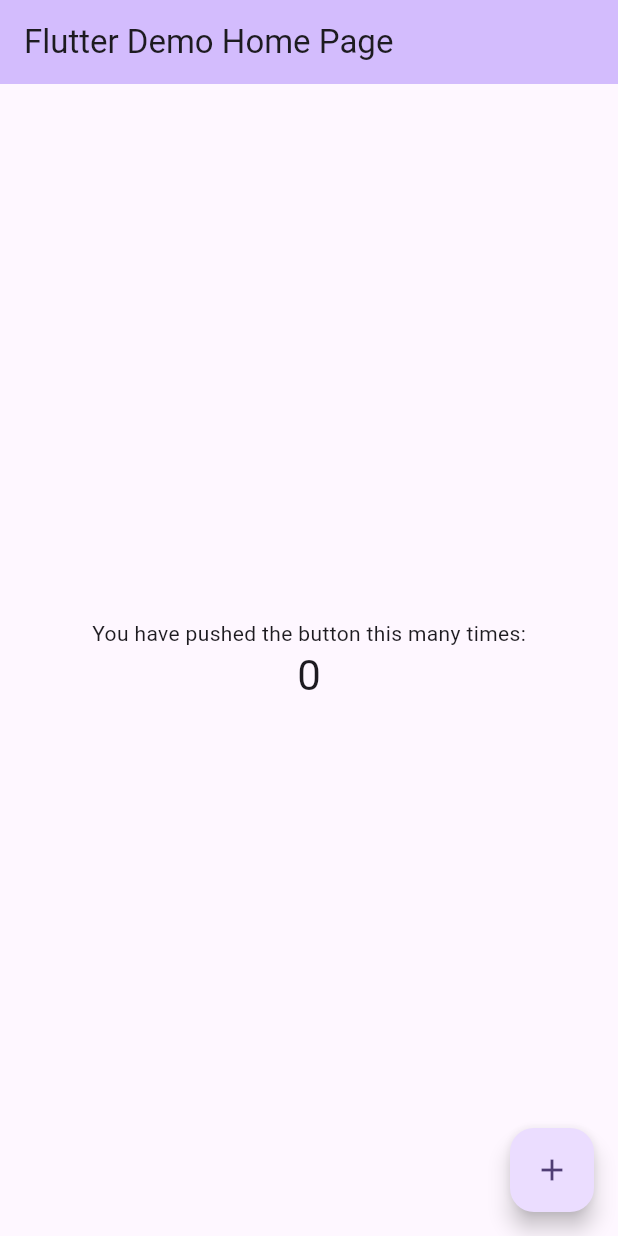
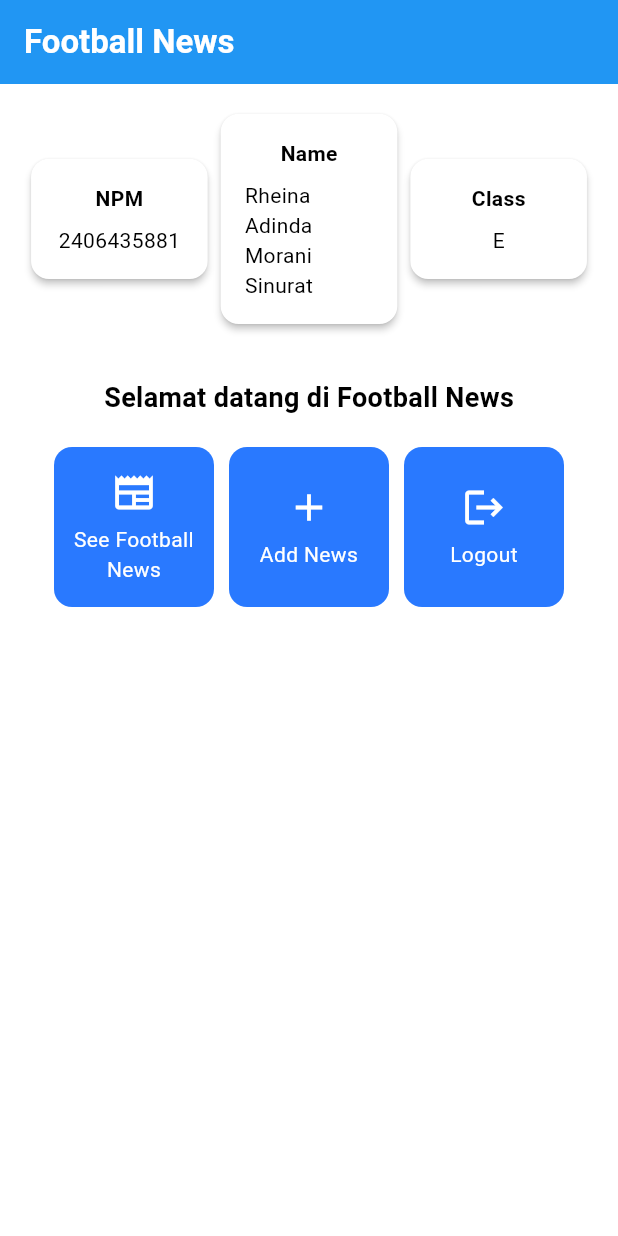
Before and after one commit to rheinaadinda/football-news-mobile, a Flutter app: the screen it shows after launch, on a phone screen of 412 x 824 dp. Run offline on Flutter 3.47's test engine with Material 3 defaults, Android fonts, the phone set to English and light mode, and no system bars.

Commit message:
Tutorial 6 done

```diff
--- a/lib/main.dart
+++ b/lib/main.dart
@@ -1,4 +1,5 @@
 import 'package:flutter/material.dart';
+import 'package:football_news/menu.dart';
 
 void main() {
   runApp(const MyApp());
@@ -28,95 +29,10 @@ class MyApp extends StatelessWidget {
         //
         // This works for code too, not just values: Most code changes can be
         // tested with just a hot reload.
-        colorScheme: ColorScheme.fromSeed(seedColor: Colors.deepPurple),
+         colorScheme: ColorScheme.fromSwatch(primarySwatch: Colors.blue)
+        .copyWith(secondary: Colors.blueAccent[400]),
       ),
-      home: const MyHomePage(title: 'Flutter Demo Home Page'),
+      home:  MyHomePage(),
     );
   }
 }
-
-class MyHomePage extends StatefulWidget {
-  const MyHomePage({super.key, required this.title});
-
-  // This widget is the home page of your application. It is stateful, meaning
-  // that it has a State object (defined below) that contains fields that affect
-  // how it looks.
-
-  // This class is the configuration for the state. It holds the values (in this
-  // case the title) provided by the parent (in this case the App widget) and
-  // used by the build method of the State. Fields in a Widget subclass are
-  // always marked "final".
-
-  final String title;
-
-  @override
-  State<MyHomePage> createState() => _MyHomePageState();
-}
-
-class _MyHomePageState extends State<MyHomePage> {
-  int _counter = 0;
-
-  void _incrementCounter() {
-    setState(() {
-      // This call to setState tells the Flutter framework that something has
-      // changed in this State, which causes it to rerun the build method below
-      // so that the display can reflect the updated values. If we changed
-      // _counter without calling setState(), then the build method would not be
-      // called again, and so nothing would appear to happen.
-      _counter++;
-    });
-  }
-
-  @override
-  Widget build(BuildContext context) {
-    // This method is rerun every time setState is called, for instance as done
-    // by the _incrementCounter method above.
-    //
-    // The Flutter framework has been optimized to make rerunning build methods
-    // fast, so that you can just rebuild anything that needs updating rather
-    // than having to individually change instances of widgets.
-    return Scaffold(
-      appBar: AppBar(
-        // TRY THIS: Try changing the color here to a specific color (to
-        // Colors.amber, perhaps?) and trigger a hot reload to see the AppBar
-        // change color while the other colors stay the same.
-        backgroundColor: Theme.of(context).colorScheme.inversePrimary,
-        // Here we take the value from the MyHomePage object that was created by
-        // the App.build method, and use it to set our appbar title.
-        title: Text(widget.title),
-      ),
-      body: Center(
-        // Center is a layout widget. It takes a single child and positions it
-        // in the middle of the parent.
-        child: Column(
-          // Column is also a layout widget. It takes a list of children and
-          // arranges them vertically. By default, it sizes itself to fit its
-          // children horizontally, and tries to be as tall as its parent.
-          //
-          // Column has various properties to control how it sizes itself and
-          // how it positions its children. Here we use mainAxisAlignment to
-          // center the children vertically; the main axis here is the vertical
-          // axis because Columns are vertical (the cross axis would be
-          // horizontal).
-          //
-          // TRY THIS: Invoke "debug painting" (choose the "Toggle Debug Paint"
-          // action in the IDE, or press "p" in the console), to see the
-          // wireframe for each widget.
-          mainAxisAlignment: MainAxisAlignment.center,
-          children: <Widget>[
-            const Text('You have pushed the button this many times:'),
-            Text(
-              '$_counter',
-              style: Theme.of(context).textTheme.headlineMedium,
-            ),
-          ],
-        ),
-      ),
-      floatingActionButton: FloatingActionButton(
-        onPressed: _incrementCounter,
-        tooltip: 'Increment',
-        child: const Icon(Icons.add),
-      ), // This trailing comma makes auto-formatting nicer for build methods.
-    );
-  }
-}
--- /dev/null
+++ b/lib/menu.dart
@@ -0,0 +1,189 @@
+import 'package:flutter/material.dart';
+
+class MyHomePage extends StatelessWidget {
+    MyHomePage({super.key});
+
+    final String nama = "Rheina Adinda Morani Sinurat"; //nama
+    final String npm = "2406435881"; //npm
+    final String kelas = "E"; //kelas
+
+    final List<ItemHomepage> items = [
+    ItemHomepage("See Football News", Icons.newspaper),
+    ItemHomepage("Add News", Icons.add),
+    ItemHomepage("Logout", Icons.logout),
+  ];
+
+
+    @override
+    Widget build(BuildContext context) {
+    // Scaffold menyediakan struktur dasar halaman dengan AppBar dan body.
+    return Scaffold(
+      // AppBar adalah bagian atas halaman yang menampilkan judul.
+      appBar: AppBar(
+        // Judul aplikasi "Football News" dengan teks putih dan tebal.
+        title: const Text(
+          'Football News',
+          style: TextStyle(
+            color: Colors.white,
+            fontWeight: FontWeight.bold,
+          ),
+        ),
+        // Warna latar belakang AppBar diambil dari skema warna tema aplikasi.
+        backgroundColor: Theme.of(context).colorScheme.primary,
+      ),
+      // Body halaman dengan padding di sekelilingnya.
+      body: Padding(
+        padding: const EdgeInsets.all(16.0),
+        // Menyusun widget secara vertikal dalam sebuah kolom.
+        child: Column(
+          crossAxisAlignment: CrossAxisAlignment.center,
+          children: [
+            // Row untuk menampilkan 3 InfoCard secara horizontal.
+            Row(
+              mainAxisAlignment: MainAxisAlignment.spaceEvenly,
+              children: [
+                InfoCard(title: 'NPM', content: npm),
+                InfoCard(title: 'Name', content: nama),
+                InfoCard(title: 'Class', content: kelas),
+              ],
+            ),
+
+            // Memberikan jarak vertikal 16 unit.
+            const SizedBox(height: 16.0),
+
+            // Menempatkan widget berikutnya di tengah halaman.
+            Center(
+              child: Column(
+                // Menyusun teks dan grid item secara vertikal.
+
+                children: [
+                  // Menampilkan teks sambutan dengan gaya tebal dan ukuran 18.
+                  const Padding(
+                    padding: EdgeInsets.only(top: 16.0),
+                    child: Text(
+                      'Selamat datang di Football News',
+                      style: TextStyle(
+                        fontWeight: FontWeight.bold,
+                        fontSize: 18.0,
+                      ),
+                    ),
+                  ),
+
+                  // Grid untuk menampilkan ItemCard dalam bentuk grid 3 kolom.
+                  GridView.count(
+                    primary: true,
+                    padding: const EdgeInsets.all(20),
+                    crossAxisSpacing: 10,
+                    mainAxisSpacing: 10,
+                    crossAxisCount: 3,
+                    // Agar grid menyesuaikan tinggi kontennya.
+                    shrinkWrap: true,
+
+                    // Menampilkan ItemCard untuk setiap item dalam list items.
+                    children: items.map((ItemHomepage item) {
+                      return ItemCard(item);
+                    }).toList(),
+                  ),
+                ],
+              ),
+            ),
+          ],
+        ),
+      ),
+    );
+}
+}
+
+class InfoCard extends StatelessWidget {
+  // Kartu informasi yang menampilkan title dan content.
+
+  final String title;  // Judul kartu.
+  final String content;  // Isi kartu.
+
+  const InfoCard({super.key, required this.title, required this.content});
+
+  @override
+  Widget build(BuildContext context) {
+    return Card(
+      // Membuat kotak kartu dengan bayangan dibawahnya.
+      elevation: 2.0,
+      child: Container(
+        // Mengatur ukuran dan jarak di dalam kartu.
+        width: MediaQuery.of(context).size.width / 3.5, // menyesuaikan dengan lebar device yang digunakan.
+        padding: const EdgeInsets.all(16.0),
+        // Menyusun title dan content secara vertikal.
+        child: Column(
+          children: [
+            Text(
+              title,
+              style: const TextStyle(fontWeight: FontWeight.bold),
+            ),
+            const SizedBox(height: 8.0),
+            Text(content),
+          ],
+        ),
+      ),
+    );
+  }
+}
+
+class ItemHomepage {
+ final String name;
+ final IconData icon;
+
+ ItemHomepage(this.name, this.icon);
+}
+
+class ItemCard extends StatelessWidget {
+  // Menampilkan kartu dengan ikon dan nama.
+
+  final ItemHomepage item;
+
+  const ItemCard(this.item, {super.key});
+
+  @override
+  Widget build(BuildContext context) {
+    return Material(
+      // Menentukan warna latar belakang dari tema aplikasi.
+      color: Theme.of(context).colorScheme.secondary,
+      // Membuat sudut kartu melengkung.
+      borderRadius: BorderRadius.circular(12),
+
+      child: InkWell(
+        // Aksi ketika kartu ditekan.
+        onTap: () {
+          // Menampilkan pesan SnackBar saat kartu ditekan.
+          ScaffoldMessenger.of(context)
+            ..hideCurrentSnackBar()
+            ..showSnackBar(
+              SnackBar(content: Text("Kamu telah menekan tombol ${item.name}!"))
+            );
+        },
+        // Container untuk menyimpan Icon dan Text
+        child: Container(
+          padding: const EdgeInsets.all(8),
+          child: Center(
+            child: Column(
+              // Menyusun ikon dan teks di tengah kartu.
+              mainAxisAlignment: MainAxisAlignment.center,
+              children: [
+                Icon(
+                  item.icon,
+                  color: Colors.white,
+                  size: 30.0,
+                ),
+                const Padding(padding: EdgeInsets.all(3)),
+                Text(
+                  item.name,
+                  textAlign: TextAlign.center,
+                  style: const TextStyle(color: Colors.white),
+                ),
+              ],
+            ),
+          ),
+        ),
+      ),
+    );
+  }
+
+}
```
